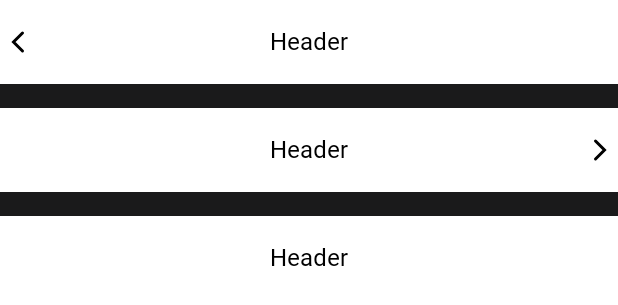
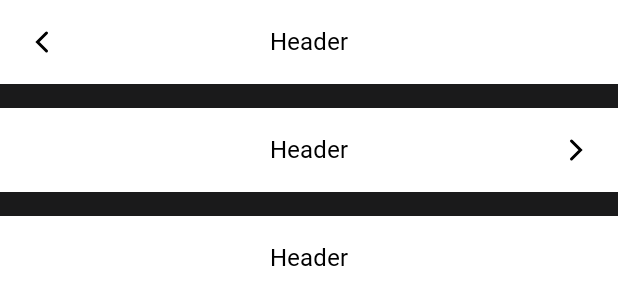
Before and after one commit to SSU-Capstone-Aurora/CareVision-Android, an Android app built with Jetpack Compose: the @Preview function PreviewCenteredTitleTopAppBar, on a phone screen of 412 x 824 dp. Shown: the top 305 px of the screen. Run offline under Robolectric (Android 15) with nearby library versions, the phone set to English and light mode, and no system bars; Roboto replaces fonts that are not available here.

Commit message:
[feat] #23 TopBar padding 수정

```diff
--- a/app/src/main/java/com/aurora/carevision/core/component/CVTopAppBar.kt
+++ b/app/src/main/java/com/aurora/carevision/core/component/CVTopAppBar.kt
@@ -35,7 +35,7 @@ fun TopAppBarLeft(
         modifier = Modifier
             .fillMaxWidth()
             .background(White)
-            .padding(vertical = 16.dp)
+            .padding(16.dp)
     ) {
         Box(
             modifier = Modifier.fillMaxWidth(),
@@ -68,7 +68,7 @@ fun TopAppBarRight(
         modifier = Modifier
             .fillMaxWidth()
             .background(White)
-            .padding(vertical = 16.dp)
+            .padding(16.dp)
     ) {
         Box(
             modifier = Modifier.fillMaxWidth(),
```
